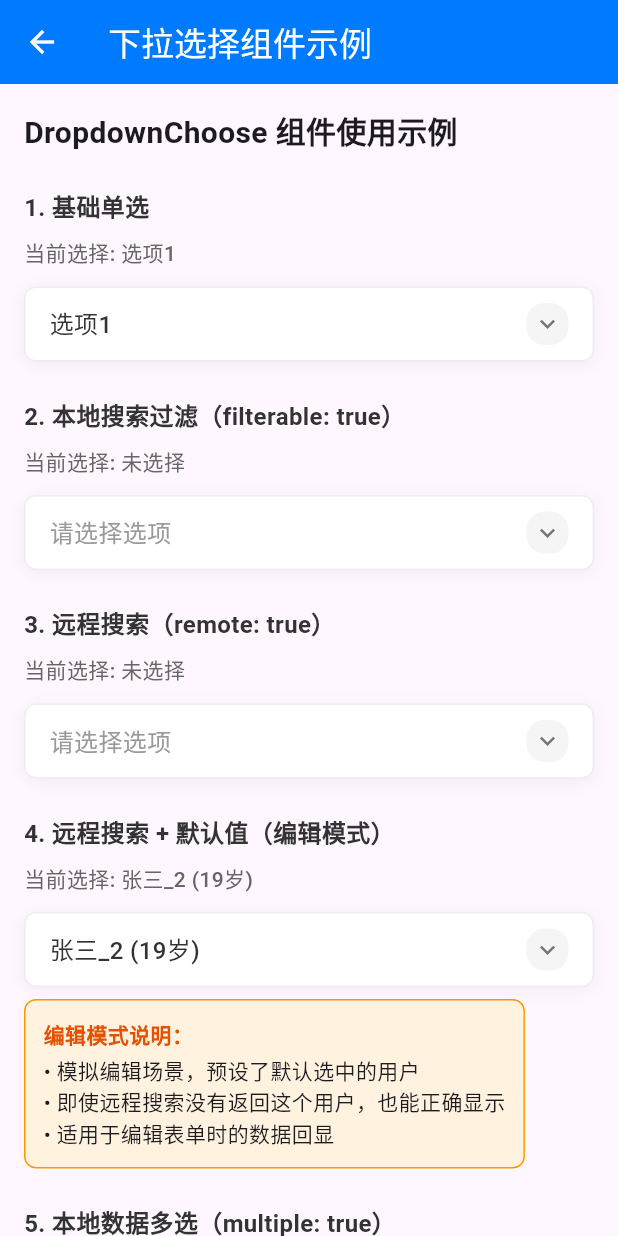
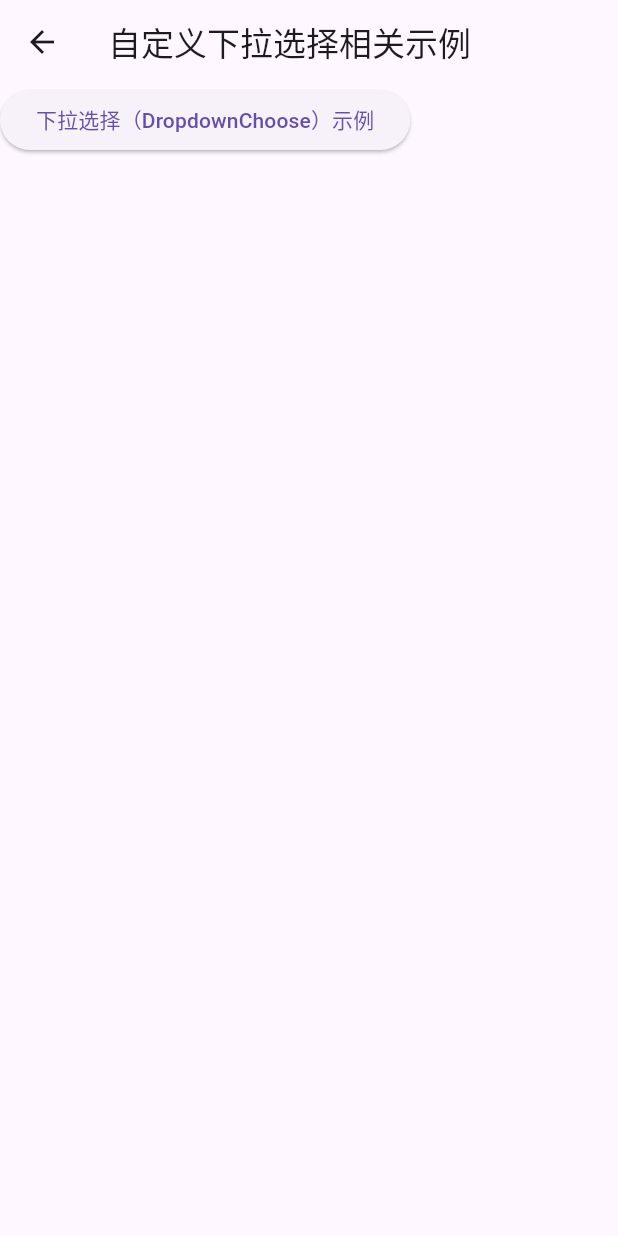
Before and after one commit to yuzhido/simple_ui_for_flutter, a Flutter app: the screen it shows after launch, after a tap on "下拉选择（DropdownChoose）示例", on a phone screen of 412 x 824 dp. Run offline on Flutter 3.47's test engine with Material 3 defaults, Android fonts, the phone set to English and light mode, and no system bars; our stand-ins replace dio, file_picker, flutter_image_compress, image_picker, permission_handler; missing offline and left inert: mobile_scanner; accounts and stored records are empty; network calls fail.

Commit message:
分类信息

```diff
--- a/example/lib/main.dart
+++ b/example/lib/main.dart
@@ -1,23 +1,14 @@
-import 'package:example/pages/form_builder_demo/default_value.dart';
-import 'package:example/pages/form_builder_demo/test_form_upload_file.dart';
+import 'package:example/pages/cate_page/dropdown_choose.dart';
+import 'package:example/pages/cate_page/file_upload_example.dart';
+import 'package:example/pages/cate_page/form_builder_example.dart';
+import 'package:example/pages/cate_page/table_show_example.dart';
+import 'package:example/pages/cate_page/tree_select_example.dart';
 import 'package:example/pages/form_builder_demo/alwaysfresh_test.dart';
-import 'package:example/pages/loading_data/index.dart';
-import 'package:example/pages/new_file_upload/index.dart';
 import 'package:example/pages/notice_info/index.dart';
-import 'package:example/pages/tree_select/index.dart';
-import 'package:example/pages/tree_select/new_tree_node.dart';
-import 'package:example/pages/tree_select/lazy_loading_example.dart';
-import 'package:example/pages/database_demo/index.dart';
 import 'package:example/pages/permission_request/index.dart';
-import 'package:example/pages/table_show/index.dart';
-import 'package:example/pages/form_builder_demo/index.dart';
-import 'package:example/pages/user_list/index.dart';
-import 'package:example/pages/compress_demo/index.dart';
 import 'package:example/pages/scan_qrcode/index.dart';
 import 'package:flutter/material.dart';
 import 'package:flutter_localizations/flutter_localizations.dart';
-import 'pages/dropdown_choose/index.dart';
-import 'pages/cascading_select/index.dart';
 
 void main() {
   runApp(const MyApp());
@@ -55,71 +46,35 @@ class HomePage extends StatelessWidget {
           crossAxisAlignment: CrossAxisAlignment.stretch,
           children: [
             ElevatedButton(
-              onPressed: () => Navigator.push(context, MaterialPageRoute(builder: (_) => const DropdownSelectPage())),
+              onPressed: () => Navigator.push(context, MaterialPageRoute(builder: (_) => const DropdownChoosePage())),
               child: const Text('下拉选择（DropdownChoose）示例'),
             ),
             const SizedBox(height: 12),
             ElevatedButton(
-              onPressed: () => Navigator.push(context, MaterialPageRoute(builder: (_) => const TableShowPage())),
+              onPressed: () => Navigator.push(context, MaterialPageRoute(builder: (_) => const TableShowExamplePage())),
               child: const Text('表格展示（TableShow）示例'),
             ),
             const SizedBox(height: 12),
+
             ElevatedButton(
-              onPressed: () => Navigator.push(context, MaterialPageRoute(builder: (_) => const CascadingSelectPage())),
-              child: const Text('三级级联多选（CascadingSelect）示例'),
-            ),
-            ElevatedButton(
-              onPressed: () {
-                Navigator.push(context, MaterialPageRoute(builder: (context) => const TreeSelectPage()));
-              },
-              child: Text('跳转查看树形选择（TreeSelect）示例'),
+              onPressed: () => Navigator.push(context, MaterialPageRoute(builder: (_) => const TreeSelectExamplePage())),
+              child: const Text('多级选择（TreeSelect）示例'),
             ),
             const SizedBox(height: 12),
-            ElevatedButton(
-              onPressed: () {
-                Navigator.push(context, MaterialPageRoute(builder: (context) => const NewTreeNodePage()));
-              },
-              child: Text('跳转查看TreeSelect远程搜索与本地过滤示例'),
-            ),
-            const SizedBox(height: 12),
-            ElevatedButton(
-              onPressed: () {
-                Navigator.push(context, MaterialPageRoute(builder: (context) => const LazyLoadingExamplePage()));
-              },
-              child: Text('跳转查看TreeSelect懒加载功能示例'),
-            ),
 
             ElevatedButton(
               onPressed: () {
-                Navigator.push(context, MaterialPageRoute(builder: (context) => const NewFileUploadPage()));
+                Navigator.push(context, MaterialPageRoute(builder: (context) => const FileUploadExamplePage()));
               },
-              child: Text('跳转查看最新文件上传组件（NewFileUpload）示例'),
+              child: Text('跳转查看文件上传相关示例'),
             ),
-            ElevatedButton(
-              onPressed: () {
-                Navigator.push(context, MaterialPageRoute(builder: (context) => const TestFormUploadFilePage()));
-              },
-              child: Text('跳转查看表单文件上传组件（TestFormUploadFile）示例'),
-            ),
-            ElevatedButton(
-              onPressed: () {
-                Navigator.push(context, MaterialPageRoute(builder: (context) => const CompressDemoPage()));
-              },
-              child: Text('跳转查看图片压缩演示（CompressDemo）示例'),
-            ),
-
             ElevatedButton(
               onPressed: () {
                 Navigator.push(context, MaterialPageRoute(builder: (context) => const NoticeInfoPage()));
               },
               child: Text('跳转查看消息通知（NoticeInfo）示例'),
             ),
-            ElevatedButton(
-              onPressed: () {
-                Navigator.push(context, MaterialPageRoute(builder: (context) => const DatabaseDemoPage()));
-              },
-              child: Text('跳转查看数据库演示（DatabaseDemo）示例'),
-            ),
+
             ElevatedButton(
               onPressed: () {
                 Navigator.push(context, MaterialPageRoute(builder: (context) => const PermissionRequestPage()));
@@ -128,35 +83,15 @@ class HomePage extends StatelessWidget {
             ),
 
             const SizedBox(height: 12),
-
             ElevatedButton(
               onPressed: () {
-                Navigator.push(context, MaterialPageRoute(builder: (context) => const FormBuilderDemo()));
+                Navigator.push(context, MaterialPageRoute(builder: (context) => const FormBuilderExamplePage()));
               },
-              child: Text('跳转查看数据驱动表单（FormBuilder）示例'),
+              child: Text('跳转查看表单构建（FormBuilder）示例'),
             ),
+
             const SizedBox(height: 12),
-            ElevatedButton(
-              onPressed: () {
-                Navigator.push(context, MaterialPageRoute(builder: (context) => const UserListPage()));
-              },
-              child: Text('跳转查看数据驱动表单（UserListPage）用户管理页面示例'),
-            ),
-            const SizedBox(height: 12),
-            ElevatedButton(
-              onPressed: () {
-                Navigator.push(context, MaterialPageRoute(builder: (context) => const DefaultValuePage()));
-              },
-              child: Text('跳转查看数据驱动表单（DefaultValuePage）自定义显示表单默认值示例'),
-            ),
-            const SizedBox(height: 12),
-            ElevatedButton(
-              onPressed: () {
-                Navigator.push(context, MaterialPageRoute(builder: (context) => const LoadingDataPage()));
-              },
-              child: Text('跳转查看数据驱动表单（LoadingDataPage）加载数据示例'),
-            ),
-            const SizedBox(height: 12),
+
             ElevatedButton(
               onPressed: () {
                 Navigator.push(context, MaterialPageRoute(builder: (context) => const AlwaysFreshTestPage()));
--- /dev/null
+++ b/example/lib/pages/cate_page/dropdown_choose.dart
@@ -0,0 +1,26 @@
+import 'package:example/pages/dropdown_choose/index.dart';
+import 'package:flutter/material.dart';
+
+class DropdownChoosePage extends StatefulWidget {
+  const DropdownChoosePage({super.key});
+  @override
+  State<DropdownChoosePage> createState() => _DropdownChoosePageState();
+}
+
+class _DropdownChoosePageState extends State<DropdownChoosePage> {
+  @override
+  Widget build(BuildContext context) {
+    return Scaffold(
+      appBar: AppBar(title: const Text('自定义下拉选择相关示例')),
+      body: Column(
+        children: [
+          ElevatedButton(
+            onPressed: () => Navigator.push(context, MaterialPageRoute(builder: (_) => const DropdownSelectPage())),
+            child: const Text('下拉选择（DropdownChoose）示例'),
+          ),
+          const SizedBox(height: 12),
+        ],
+      ),
+    );
+  }
+}
```
Also changed, not shown: example/lib/pages/cate_page/file_upload_example.dart (added, +41 -0 lines), example/lib/pages/cate_page/form_builder_example.dart (added, +52 -0 lines), example/lib/pages/cate_page/table_show_example.dart (added, +26 -0 lines), example/lib/pages/cate_page/tree_select_example.dart (added, +48 -0 lines).
